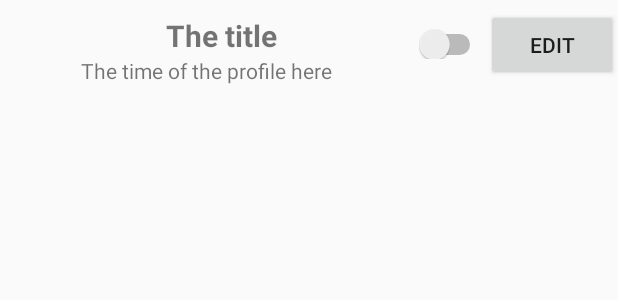
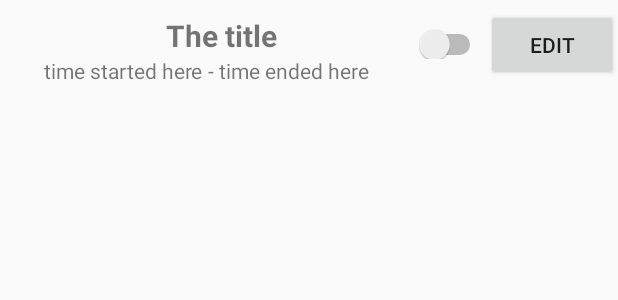
Before and after one commit to Vincentvjj/FINAL-PROJECT, an Android app: the layout list_view_item.xml on its own in the app's theme, with its tools: preview values and no code run, on a phone screen of 412 x 824 dp. Shown: the top 300 px of the screen. Run offline under Robolectric (Android 15) with nearby library versions, the phone set to English and light mode, and no system bars.

Commit message:
list stuff

```diff
--- a/Geo-Profiler/app/src/main/res/layout/list_view_item.xml
+++ b/Geo-Profiler/app/src/main/res/layout/list_view_item.xml
@@ -4,7 +4,7 @@
     android:layout_height="match_parent">
 
     <LinearLayout
-        android:id="@+id/title"
+        android:id="@+id/list_title"
         android:layout_width="wrap_content"
         android:layout_height="wrap_content"
         android:orientation="vertical"
@@ -22,12 +22,34 @@
             android:id="@+id/list_title_profile"
             />
 
+        <LinearLayout
+            android:layout_width="match_parent"
+            android:layout_height="wrap_content"
+            android:orientation="horizontal"
+            android:gravity="center">
+
             <TextView
-            android:text="The time of the profile here"
+                android:id="@+id/list_time_start"
+                android:text="time started here"
                 android:layout_width="wrap_content"
                 android:layout_height="wrap_content"
-            android:layout_gravity="center"
                 />
+
+            <TextView
+                android:text=" - "
+                android:layout_width="wrap_content"
+                android:layout_height="wrap_content"
+                />
+
+            <TextView
+                android:id="@+id/list_time_end"
+                android:text="time ended here"
+                android:layout_width="wrap_content"
+                android:layout_height="wrap_content"
+                />
+
+
+        </LinearLayout>
     </LinearLayout>
 
     <Switch
```
Also changed, not shown: Geo-Profiler/app/src/main/java/edu/uw/psmith94/geo_profiler/ListProfiles.java (+27 -10 lines). Lines whose indentation alone changed are shown as unchanged.
